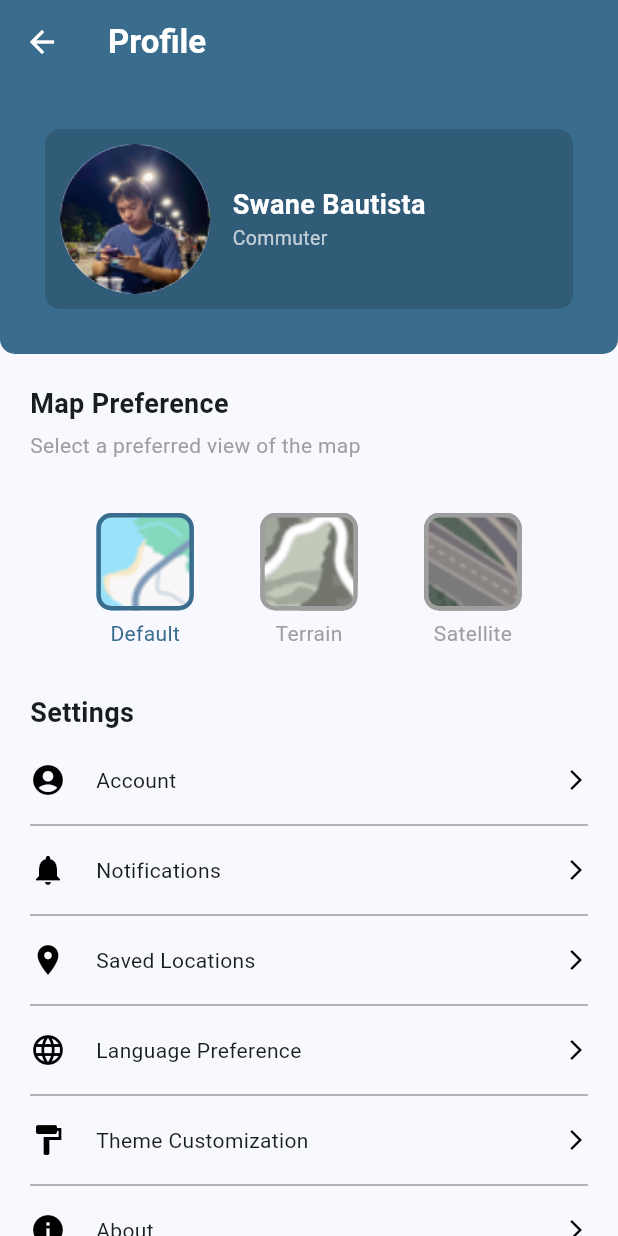
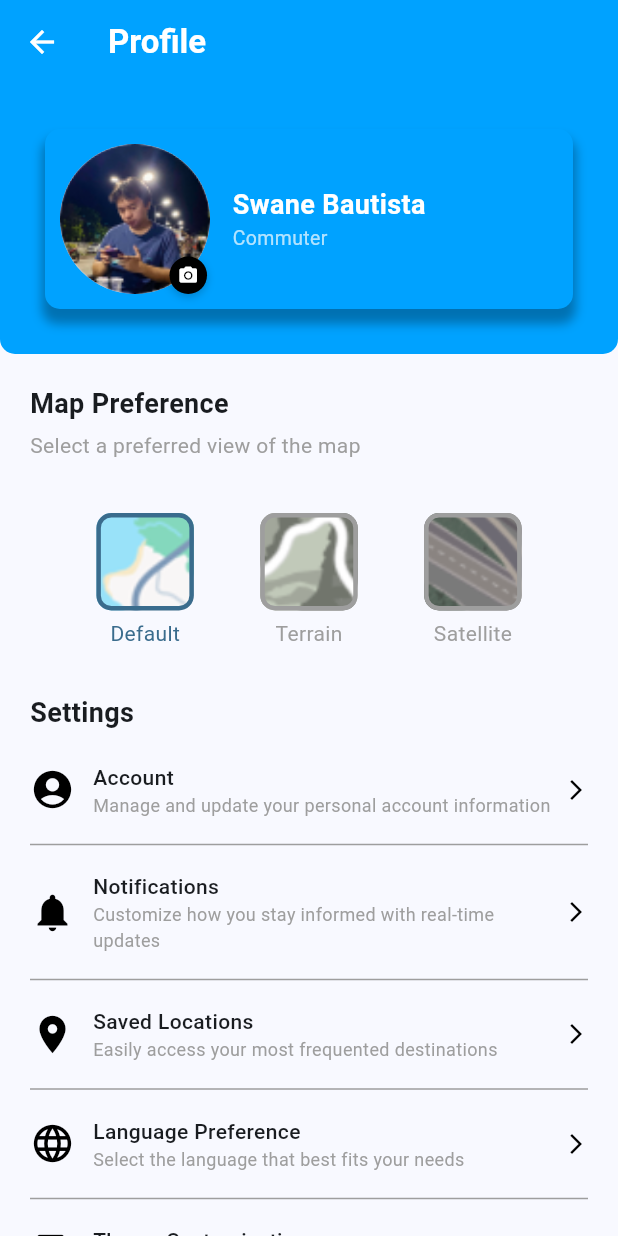
Before and after one commit to Swa-ne/Sakay, a Flutter app: the ProfilePage screen opened directly, on a phone screen of 412 x 824 dp. Run offline on Flutter 3.47's test engine with Material 3 defaults, Android fonts, the phone set to English and light mode, and no system bars; our stand-ins replace file_picker, smooth_page_indicator.

Commit message:
Updated Profile Page

```diff
--- a/lib/screens/commuter/profile_page.dart
+++ b/lib/screens/commuter/profile_page.dart
@@ -18,7 +18,7 @@ class _ProfilePageState extends State<ProfilePage> {
           'Profile',
           style: TextStyle(color: Colors.white, fontWeight: FontWeight.bold),
         ),
-        backgroundColor: const Color(0xFF3A6C8D),
+        backgroundColor: const Color(0xFF00A2FF),
         automaticallyImplyLeading: true,
         foregroundColor: Colors.white,
       ),
@@ -34,14 +34,24 @@ class _ProfilePageState extends State<ProfilePage> {
               child: Container(
                 width: double.infinity,
                 padding: const EdgeInsets.all(30.0),
-                color: const Color(0xFF3A6C8D),
+                color: const Color(0xFF00A2FF),
                 child: Container(
                   padding: const EdgeInsets.all(10.0),
                   decoration: BoxDecoration(
-                    color: const Color.fromARGB(38, 0, 0, 0),
+                    color: const Color(0xFF00A2FF),
                     borderRadius: BorderRadius.circular(10.0),
+                    boxShadow: [
+                      BoxShadow(
+                        color: Colors.black.withOpacity(0.3),
+                        offset: const Offset(0, 8),
+                        blurRadius: 5.0,
+                        spreadRadius: 2,
                       ),
-                  child: const Row(
+                    ],
+                  ),
+                  child: Stack(
+                    children: [
+                      const Row(
                         children: [
                           CircleAvatar(
                             radius: 50.0,
@@ -70,9 +80,43 @@ class _ProfilePageState extends State<ProfilePage> {
                           ),
                         ],
                       ),
+                      Positioned(
+                        left: 73,
+                        bottom: 0,
+                        child: GestureDetector(
+                          onTap: () {
+                            ScaffoldMessenger.of(context).showSnackBar(
+                              const SnackBar(content: Text('Change Profile Picture')),
+                            );
+                          },
+                          child: Container(
+                            height: 25.0,
+                            width: 25.0,
+                            decoration: BoxDecoration(
+                              color: Colors.black,
+                              shape: BoxShape.circle,
+                              boxShadow: [
+                                BoxShadow(
+                                  color: Colors.black.withOpacity(0.2),
+                                  offset: const Offset(0, 2),
+                                  blurRadius: 4.0,
+                                ),
+                              ],
+                            ),
+                            child: const Icon(
+                              Icons.camera_alt,
+                              size: 14.0,
+                              color: Colors.white,
                             ),
                           ),
                         ),
+                      ),
+                    ],
+                  ),
+                ),
+              ),
+            ),
+
 
             const SizedBox(height: 20.0),
 
@@ -114,17 +158,20 @@ class _ProfilePageState extends State<ProfilePage> {
             ),
             const SizedBox(height: 10.0),
 
-            _buildSettingsOption(Icons.account_circle, 'Account'),
+            // Settings Options
+            _buildSettingsOption(Icons.account_circle, 'Account', 'Manage and update your personal account information'),
             _buildDivider(),
-            _buildSettingsOption(Icons.notifications, 'Notifications'),
+            _buildSettingsOption(Icons.notifications, 'Notifications', 'Customize how you stay informed with real-time updates'),
             _buildDivider(),
-            _buildSettingsOption(Icons.location_on, 'Saved Locations'),
+            _buildSettingsOption(Icons.location_on, 'Saved Locations', 'Easily access your most frequented destinations'),
             _buildDivider(),
-            _buildSettingsOption(Icons.language, 'Language Preference'),
+            _buildSettingsOption(Icons.language, 'Language Preference','Select the language that best fits your needs'),
             _buildDivider(),
-            _buildSettingsOption(Icons.format_paint, 'Theme Customization'),
+            _buildSettingsOption(Icons.format_paint, 'Theme Customization', 'Adjust the app’s appearance to suit your style'),
             _buildDivider(),
-            _buildSettingsOption(Icons.info, 'About'),
+            _buildSettingsOption(Icons.info, 'About', 'Discover more about Sakay and its features'),
+            _buildDivider(),
+            _buildSettingsOption(Icons.contact_mail, 'Contact Us', 'Message us with your concerns'),
             _buildDivider(),
 
             const SizedBox(height: 20.0),
@@ -179,23 +226,36 @@ class _ProfilePageState extends State<ProfilePage> {
     );
   }
 
-  Widget _buildSettingsOption(IconData icon, String title) {
+  Widget _buildSettingsOption(IconData icon, String title, String subtitle) {
     return Padding(
       padding: const EdgeInsets.symmetric(vertical: 10.0, horizontal: 20.0),
       child: Row(
+        crossAxisAlignment: CrossAxisAlignment.center,
         children: [
-          Icon(icon, color: Colors.black),
-          const SizedBox(width: 20.0),
+          Icon(icon, color: Colors.black, size: 30.0,),
+          const SizedBox(width: 12.0),
+          Expanded(
+            child: Column(
+              crossAxisAlignment: CrossAxisAlignment.start,
+              children: [
                 Text(
                   title,
-            style: const TextStyle(fontSize: 14.0),
+                  style: const TextStyle(fontSize: 14.0, fontWeight: FontWeight.w500),
                 ),
-          const Spacer(),
+                Text(
+                  subtitle,
+                  style: const TextStyle(fontSize: 12.0, color: Colors.grey),
+                ),
+              ],
+            ),
+          ),
           const Icon(Icons.arrow_forward_ios, size: 16.0, color: Colors.black),
         ],
       ),
     );
   }
+
+
 
   Widget _buildLogoutOption() {
     return Padding(
@@ -213,7 +273,7 @@ class _ProfilePageState extends State<ProfilePage> {
             SizedBox(width: 20.0),
             Text(
               'Logout',
-              style: TextStyle(fontSize: 16.0),
+              style: TextStyle(fontSize: 16.0, fontWeight: FontWeight.w500),
             ),
             Spacer(),
             Icon(Icons.arrow_forward_ios, size: 16.0, color: Colors.black),
```
Lines whose indentation alone changed are shown as unchanged.
